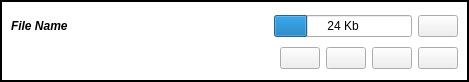
Before: the Qt Designer form retroshare-gui/src/gui/feeds/SubFileItem.ui in RetroShare/RetroShare, drawn with Qt 5.
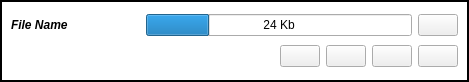
After: the same form once the commit is applied. Icons and pictures are not drawn.

Commit message: removed border colors

The edit to the form file:
```diff
--- a/retroshare-gui/src/gui/feeds/SubFileItem.ui
+++ b/retroshare-gui/src/gui/feeds/SubFileItem.ui
@@ -19,6 +19,9 @@
   <property name="windowTitle">
    <string>Form</string>
   </property>
+  <property name="styleSheet">
+   <string notr="true">QWidget#SubFileItem{border: none;}</string>
+  </property>
   <layout class="QGridLayout" name="gridLayout_4">
    <property name="margin">
     <number>0</number>
@@ -83,23 +86,7 @@
           </property>
          </widget>
         </item>
-        <item row="0" column="1">
-         <spacer>
-          <property name="orientation">
-           <enum>Qt::Horizontal</enum>
-          </property>
-          <property name="sizeType">
-           <enum>QSizePolicy::Expanding</enum>
-          </property>
-          <property name="sizeHint" stdset="0">
-           <size>
-            <width>20</width>
-            <height>26</height>
-           </size>
-          </property>
-         </spacer>
-        </item>
-        <item row="0" column="2" colspan="2">
+        <item row="0" column="1" colspan="2">
          <widget class="QProgressBar" name="progressBar">
           <property name="sizePolicy">
            <sizepolicy hsizetype="MinimumExpanding" vsizetype="Fixed">
@@ -113,6 +100,9 @@
             <height>0</height>
            </size>
           </property>
+          <property name="styleSheet">
+           <string notr="true"/>
+          </property>
           <property name="value">
            <number>24</number>
           </property>
@@ -121,7 +111,7 @@
           </property>
          </widget>
         </item>
-        <item row="2" column="3">
+        <item row="2" column="2">
          <layout class="QGridLayout" name="gridLayout">
           <item row="0" column="0">
            <widget class="QPushButton" name="expandButton">
@@ -185,7 +175,7 @@
           </item>
          </layout>
         </item>
-        <item row="2" column="0" colspan="3">
+        <item row="2" column="0" colspan="2">
          <spacer>
           <property name="orientation">
            <enum>Qt::Horizontal</enum>
@@ -201,7 +191,7 @@
           </property>
          </spacer>
         </item>
-        <item row="0" column="4">
+        <item row="0" column="3">
          <widget class="QPushButton" name="cancelButton">
           <property name="sizePolicy">
            <sizepolicy hsizetype="Fixed" vsizetype="Fixed">
@@ -221,7 +211,7 @@
           </property>
          </widget>
         </item>
-        <item row="2" column="4">
+        <item row="2" column="3">
          <widget class="QPushButton" name="playButton">
           <property name="sizePolicy">
            <sizepolicy hsizetype="Fixed" vsizetype="Fixed">
```
The commit also changes 2 other files.
